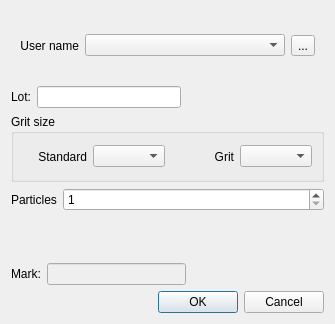
Old version of the form dda_ctrl/sessiondialog.ui in the repository olegyurchenko/dda-control.
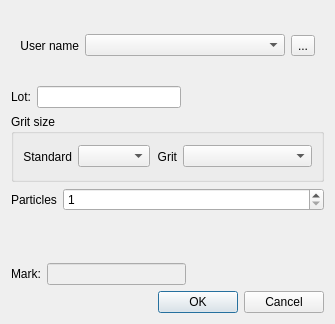
New version of the form. Icons and pictures are not drawn.

Diff of the .ui file:
```diff
--- a/dda_ctrl/sessiondialog.ui
+++ b/dda_ctrl/sessiondialog.ui
@@ -6,7 +6,7 @@
    <rect>
     <x>0</x>
     <y>0</y>
-    <width>316</width>
+    <width>332</width>
     <height>324</height>
    </rect>
   </property>
@@ -141,6 +141,18 @@
       </item>
       <item>
        <widget class="QComboBox" name="gritCombo">
+        <property name="sizePolicy">
+         <sizepolicy hsizetype="Expanding" vsizetype="Fixed">
+          <horstretch>0</horstretch>
+          <verstretch>0</verstretch>
+         </sizepolicy>
+        </property>
+        <property name="minimumSize">
+         <size>
+          <width>120</width>
+          <height>0</height>
+         </size>
+        </property>
         <property name="toolTip">
          <string>&lt;html&gt;&lt;head/&gt;&lt;body&gt;&lt;p&gt;Select gift size from russian &lt;/p&gt;&lt;p&gt;state standard&lt;/p&gt;&lt;/body&gt;&lt;/html&gt;</string>
         </property>
```
Left out of the diff: 4 changed lines with no effect on the pictures.
